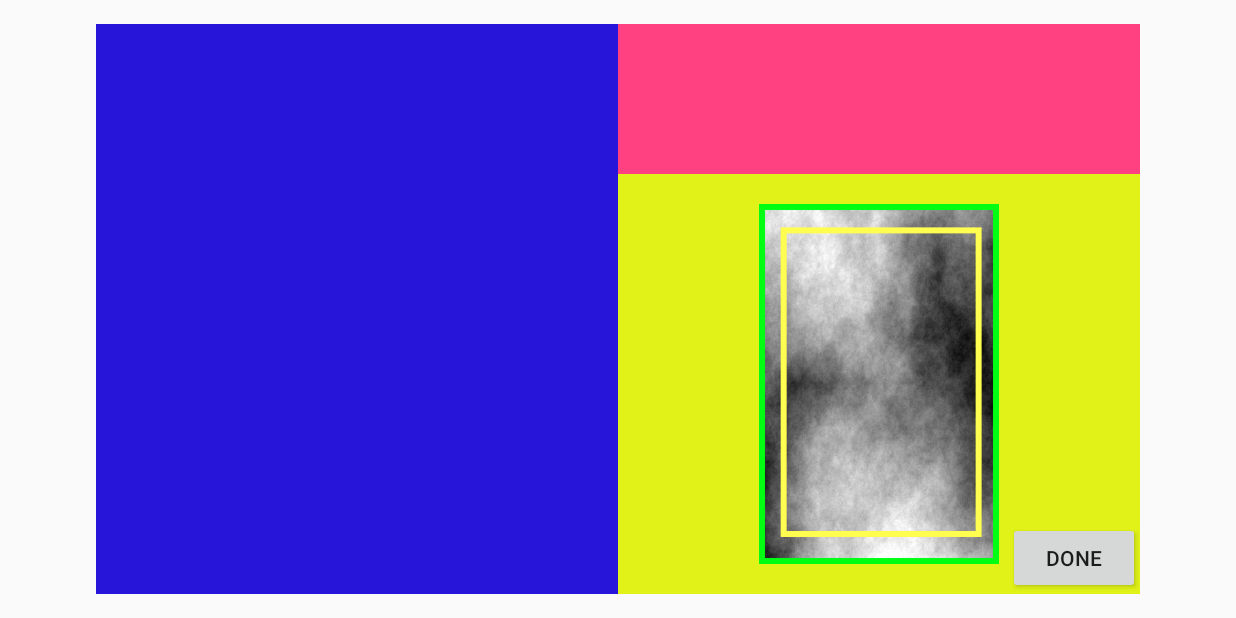
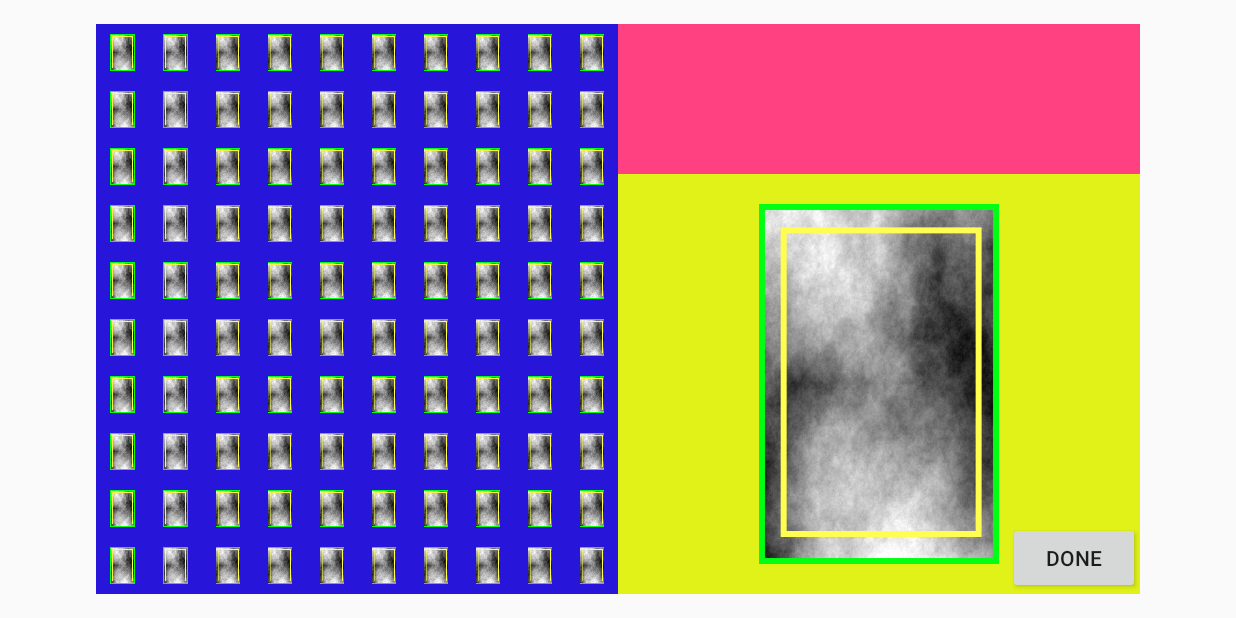
Before and after one commit to benClar/Tetra, an Android app: the Deck screen opened directly, with no data from a screen before it, on a phone screen of 824 x 412 dp (held sideways). Run offline under Robolectric (Android 15) with nearby library versions, the phone set to English and light mode, and no system bars.

Commit message:
cards listen for clicks and send information to card chooser

```diff
--- a/app/src/main/java/com/android/benjaminclarke/tetra/Card.java
+++ b/app/src/main/java/com/android/benjaminclarke/tetra/Card.java
@@ -8,7 +8,8 @@ package com.android.benjaminclarke.tetra;
 public class Card {
 
     private String name;
-    private int id;
+    private int typeId;
+    private int uniqueId;
     private int arrows;
     private CardElement element;
     private int level;
@@ -18,9 +19,10 @@ public class Card {
     private int magicDefence;
     private CardType type;
 
-    public Card(String name, int id, int arrows, int level, CardElement element, int attack, int magicAttack, int defense, int magicDefence, CardType type){
+    public Card(String name, int typeId, int id, int arrows, int level, CardElement element, int attack, int magicAttack, int defense, int magicDefence, CardType type){
         this.name = name;
-        this.id= id;
+        this.uniqueId= id;
+        this.typeId = typeId;
         this.arrows = arrows;
         this.level = level;
         this.element = element;
@@ -34,7 +36,7 @@ public class Card {
     public Card(){
         // Produces default card
         this.name = "Default";
-        this.id= 999;
+        this.uniqueId= 999;
         this.arrows = 0b11111111;
         this.level = 1;
         this.element = CardElement.EARTH;
@@ -46,7 +48,7 @@ public class Card {
     }
 
     public int getId() {
-        return id;
+        return uniqueId;
     }
 
     public int getArrows() {
@@ -76,4 +78,16 @@ public class Card {
     public CardType getType() {
         return type;
     }
+
+    public int getLevel() {
+        return level;
+    }
+
+    public String getName() {
+        return name;
+    }
+
+    public int getTypeId() {
+        return typeId;
+    }
 }
--- /dev/null
+++ b/app/src/main/java/com/android/benjaminclarke/tetra/CardChooser.java
@@ -0,0 +1,32 @@
+package com.android.benjaminclarke.tetra;
+
+import android.content.Context;
+import android.media.Image;
+import android.view.View;
+import android.widget.ImageView;
+import android.widget.LinearLayout;
+import android.widget.RelativeLayout;
+
+import java.util.ArrayList;
+
+/**
+ * Created by benjaminclarke on 03/09/2016.
+ */
+public class CardChooser  {
+
+    private ArrayList<Card> ownedCards;
+    private RelativeLayout cardChooserView;
+    private Context context;
+
+    public CardChooser(RelativeLayout cardChooserView)    {
+        ownedCards = new ArrayList<>();
+        this.cardChooserView = cardChooserView;
+    }
+
+    public void addCard(View c){
+        ImageView newC = (ImageView) cardChooserView.findViewById(R.id.selected_card);
+        newC.setImageResource(R.drawable.temp_card_pink);
+        //TODO: Go find all the cards using view ID and add them.
+        c.getId();
+    }
+}
--- a/app/src/main/java/com/android/benjaminclarke/tetra/Deck.java
+++ b/app/src/main/java/com/android/benjaminclarke/tetra/Deck.java
@@ -2,17 +2,72 @@ package com.android.benjaminclarke.tetra;
 
 import android.support.v7.app.AppCompatActivity;
 import android.os.Bundle;
+import android.view.View;
+import android.view.ViewGroup;
+import android.widget.*;
+import android.view.ViewGroup.LayoutParams;
 
 public class Deck extends AppCompatActivity {
 
+    private static int PLAYER_DECK_WIDTH = 10;
+    private static int PLAYER_DECK_HEIGHT = 10;
+    private CardChooser cardChooser;
     @Override
     protected void onCreate(Bundle savedInstanceState) {
         super.onCreate(savedInstanceState);
         setContentView(R.layout.activity_deck);
+        RelativeLayout rootLayout = (RelativeLayout) findViewById(R.id.activity_deck);
+        LinearLayout playerDeckView = (LinearLayout) getLayoutInflater().inflate(R.layout.player_deck, rootLayout, false);
+
+        RelativeLayout cardChooserView = (RelativeLayout) getLayoutInflater().inflate(R.layout.card_chooser, rootLayout, false);
+
+        RelativeLayout.LayoutParams cardChooserViewP = new RelativeLayout.LayoutParams(ViewGroup.LayoutParams.WRAP_CONTENT,
+                ViewGroup.LayoutParams.WRAP_CONTENT);
+        cardChooserViewP.addRule(RelativeLayout.BELOW, R.id.chosen_deck);
+        cardChooserViewP.addRule(RelativeLayout.END_OF, R.id.strut);
+        cardChooserView.setLayoutParams(cardChooserViewP);
+
+        LinearLayout chosenDeckView = (LinearLayout) getLayoutInflater().inflate(R.layout.chosen_deck, rootLayout, false);
+
+
+        cardChooser = new CardChooser(cardChooserView);
+
+        addPlayerCards(playerDeckView);
+        rootLayout.addView(playerDeckView);
+        rootLayout.addView(chosenDeckView);
+        rootLayout.addView(cardChooserView);
     }
 
-    private void loadPlayerCards(){
-        Card c = new Card();
+    private void addPlayerCards(LinearLayout playerDeck){
+        // get all the players card types and add them to the deck for choosing
+        Card card = new Card(); //TODO: Going to have to add cards in reliable order
+        for(int r = 0; r < PLAYER_DECK_HEIGHT; r++){
+            LinearLayout row = new LinearLayout(this);
+            row.setOrientation(LinearLayout.HORIZONTAL);
+            row.setLayoutParams(new LinearLayout.LayoutParams(LayoutParams.WRAP_CONTENT, LayoutParams.WRAP_CONTENT, 1f));
+            for(int c = 0; c < PLAYER_DECK_WIDTH; c++){
+                row.addView(getCardImage(card));
+            }
+            playerDeck.addView(row);
+
+        }
+    }
+
+    private ImageView getCardImage(Card c){
+        // TODO: lookup and dynamically create card image based on card stats
+        ImageView cardImage = new ImageView(this);
+        cardImage.setImageResource(R.drawable.temp_card);
+        LinearLayout.LayoutParams lp =new LinearLayout.LayoutParams(LayoutParams.WRAP_CONTENT, LayoutParams.WRAP_CONTENT, 1f);
+        lp.setMargins(0, 10, 0, 10);
+        cardImage.setLayoutParams(lp);
+        cardImage.setId(c.getTypeId());
+        cardImage.setOnClickListener(new View.OnClickListener() {
+            @Override
+            public void onClick(View v) {
+                cardChooser.addCard(v);
+            }
+        });
+        return cardImage;
     }
 
 }
--- a/app/src/main/res/layout/activity_deck.xml
+++ b/app/src/main/res/layout/activity_deck.xml
@@ -1,8 +1,9 @@
 <?xml version="1.0" encoding="utf-8"?>
+<!--Root for deck builder screen-->
 <RelativeLayout
         xmlns:android="http://schemas.android.com/apk/res/android"
         xmlns:tools="http://schemas.android.com/tools"
-        android:id="@+id/activity_display_message"
+        android:id="@+id/activity_deck"
         android:layout_width="match_parent"
         android:layout_height="wrap_content"
         android:paddingLeft="@dimen/activity_horizontal_margin"
@@ -15,61 +16,4 @@
           android:layout_height="0dp"
           android:visibility="invisible"
           android:layout_centerHorizontal="true"/>
-    <GridLayout
-            xmlns:android="http://schemas.android.com/apk/res/android"
-            xmlns:tools="http://schemas.android.com/tools"
-            android:id="@+id/player_deck"
-            android:layout_width="0dp"
-            android:layout_height="0dp"
-            android:layout_alignParentStart="true"
-            android:layout_alignParentBottom="true"
-            android:layout_alignParentTop="true"
-            android:layout_alignRight="@id/strut"
-            android:columnCount="10"
-            android:horizontalSpacing="10dp"
-            android:verticalSpacing="10dp"
-            android:background="@color/blue"
-            android:rowCount="10"
-    >
-    </GridLayout>
-    <GridLayout
-            xmlns:android="http://schemas.android.com/apk/res/android"
-            xmlns:tools="http://schemas.android.com/tools"
-            android:id="@+id/chosen_cards"
-            android:layout_width="0dp"
-            android:layout_height="100dp"
-            android:columnCount="5"
-            android:horizontalSpacing="10dp"
-            android:verticalSpacing="10dp"
-            android:background="@color/colorAccent"
-            android:rowCount="1"
-            android:layout_alignParentEnd="true"
-            android:layout_toEndOf="@id/player_deck">
-
-    </GridLayout>
-    <RelativeLayout
-            xmlns:android="http://schemas.android.com/apk/res/android"
-            xmlns:tools="http://schemas.android.com/tools"
-            android:orientation="vertical"
-            android:layout_width="0dp"
-            android:layout_height="0dp"
-            android:id="@+id/selected_card"
-            android:layout_toEndOf="@id/player_deck"
-            android:layout_alignParentEnd="true"
-            android:layout_alignParentBottom="true"
-            android:layout_below="@id/chosen_cards"
-            android:background="@color/yellow">
-        <ImageView android:layout_width="wrap_content"
-                   android:layout_height="wrap_content"
-                   android:src="@drawable/temp_card"
-                   android:padding="20dp"
-        />
-        <Button
-                android:layout_width="wrap_content"
-                android:layout_height="wrap_content"
-                android:layout_alignParentRight="true"
-                android:layout_alignParentBottom="true"
-                android:text="@string/button_deck_start_game"
-        />
-    </RelativeLayout>
 </RelativeLayout>
--- /dev/null
+++ b/app/src/main/res/layout/card_chooser.xml
@@ -0,0 +1,26 @@
+<?xml version="1.0" encoding="utf-8"?>
+
+<RelativeLayout
+xmlns:android="http://schemas.android.com/apk/res/android"
+xmlns:tools="http://schemas.android.com/tools"
+android:orientation="vertical"
+android:layout_width="0dp"
+android:layout_height="0dp"
+android:id="@+id/card_chooser"
+android:layout_alignParentEnd="true"
+android:layout_alignParentBottom="true"
+android:background="@color/yellow">
+<ImageView android:layout_width="wrap_content"
+           android:layout_height="wrap_content"
+           android:src="@drawable/temp_card"
+           android:id="@+id/selected_card"
+           android:padding="20dp"
+/>
+<Button
+        android:layout_width="wrap_content"
+        android:layout_height="wrap_content"
+        android:layout_alignParentEnd="true"
+        android:layout_alignParentBottom="true"
+        android:text="@string/button_deck_start_game"
+/>
+</RelativeLayout>
--- /dev/null
+++ b/app/src/main/res/layout/chosen_deck.xml
@@ -0,0 +1,16 @@
+<?xml version="1.0" encoding="utf-8"?>
+<LinearLayout
+        xmlns:android="http://schemas.android.com/apk/res/android"
+        android:id="@+id/chosen_deck"
+        android:orientation="horizontal"
+        android:layout_width="match_parent"
+        android:layout_height="100dp"
+        android:layout_alignParentEnd="true"
+        android:layout_alignStart="@id/strut"
+        android:columnCount="5"
+        android:horizontalSpacing="10dp"
+        android:verticalSpacing="10dp"
+        android:background="@color/colorAccent"
+        android:rowCount="1"
+        >
+</LinearLayout>
--- /dev/null
+++ b/app/src/main/res/layout/player_deck.xml
@@ -0,0 +1,15 @@
+<?xml version="1.0" encoding="utf-8"?>
+<LinearLayout
+        xmlns:android="http://schemas.android.com/apk/res/android"
+        android:id="@+id/player_deck"
+        android:layout_width="fill_parent"
+        android:layout_height="fill_parent"
+        android:layout_alignParentStart="true"
+        android:layout_alignParentBottom="true"
+        android:layout_alignParentTop="true"
+        android:layout_alignEnd="@id/strut"
+        android:horizontalSpacing="10dp"
+        android:verticalSpacing="10dp"
+        android:background="@color/blue"
+        android:orientation="vertical">
+</LinearLayout>
--- a/app/src/main/res/values/strings.xml
+++ b/app/src/main/res/values/strings.xml
@@ -4,5 +4,5 @@
     <string name="button_mm_game_options">Options</string>
     <string name="button_mm_store">Store</string>
     <string name="button_deck_start_game">Done</string>
-
+    <string name="desc">image</string>
 </resources>
```
Also changed, not shown: app/src/main/res/layout/activity_display_message.xml (+0 -62 lines).
